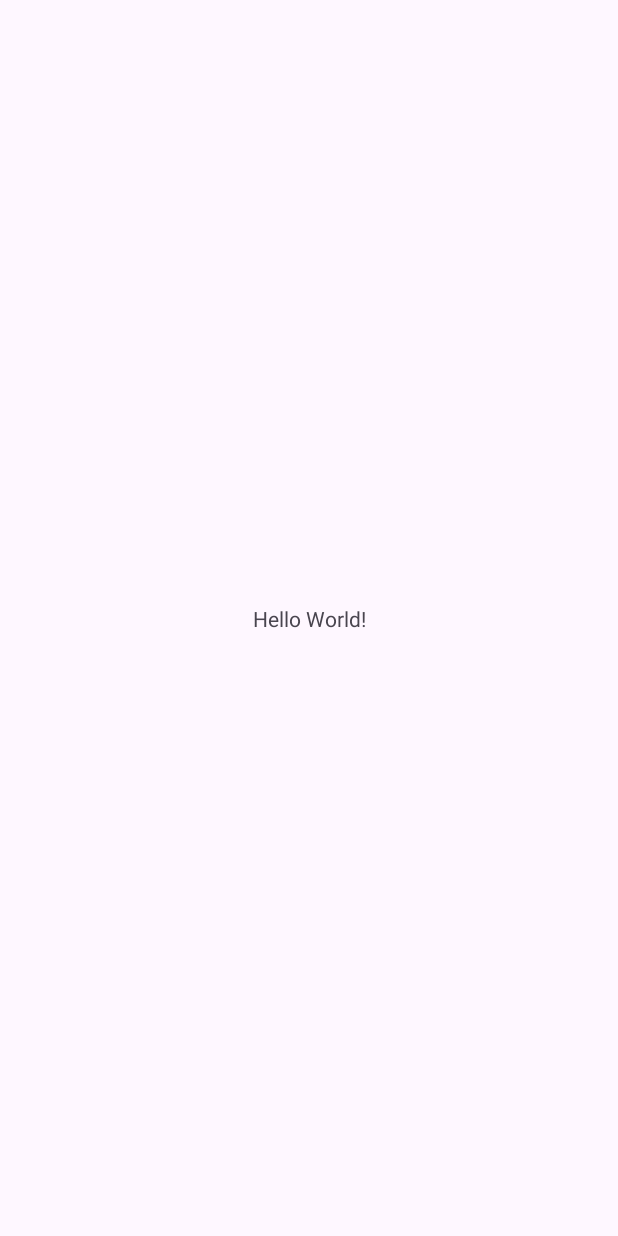
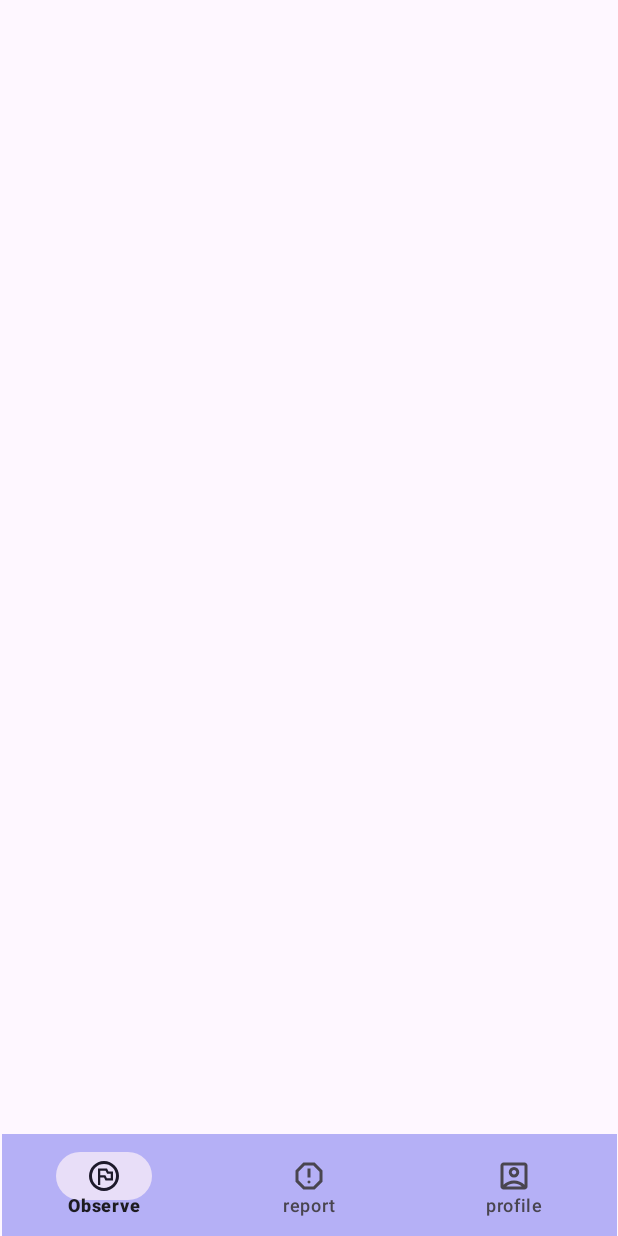
Before and after one commit to AttilaFadlanPatra/BajakLautSomalia, an Android app: the screen it shows after launch (MainActivity), on a phone screen of 412 x 824 dp. Before the commit the screen is almost empty. Run offline under Robolectric (Android 15) with nearby library versions, the phone set to English and light mode, and no system bars.

Commit message:
tommy: membuat fragment home

```diff
--- /dev/null
+++ b/program/SecurityKelautan/app/src/main/res/drawable/account_box_icon.xml
@@ -0,0 +1,9 @@
+<vector xmlns:android="http://schemas.android.com/apk/res/android"
+    android:width="24dp"
+    android:height="24dp"
+    android:viewportWidth="960"
+    android:viewportHeight="960">
+  <path
+      android:pathData="M200,714q54,-53 125.5,-83.5T480,600q83,0 154.5,30.5T760,714v-514L200,200v514ZM480,520q58,0 99,-41t41,-99q0,-58 -41,-99t-99,-41q-58,0 -99,41t-41,99q0,58 41,99t99,41ZM200,840q-33,0 -56.5,-23.5T120,760v-560q0,-33 23.5,-56.5T200,120h560q33,0 56.5,23.5T840,200v560q0,33 -23.5,56.5T760,840L200,840ZM280,760h400v-10q-42,-35 -93,-52.5T480,680q-56,0 -107,17.5T280,750v10ZM480,440q-25,0 -42.5,-17.5T420,380q0,-25 17.5,-42.5T480,320q25,0 42.5,17.5T540,380q0,25 -17.5,42.5T480,440ZM480,457Z"
+      android:fillColor="@color/white"/>
+</vector>
--- a/program/SecurityKelautan/app/src/main/res/drawable/flag_circle_icon.xml
+++ b/program/SecurityKelautan/app/src/main/res/drawable/flag_circle_icon.xml
@@ -5,5 +5,5 @@
     android:viewportHeight="960">
   <path
       android:pathData="M320,720h60v-200h100l40,80h200v-240L600,360l-40,-80L320,280v440ZM557,540 L517,460L380,460v-120h143l40,80h97v120L557,540ZM480,880q-83,0 -156,-31.5T197,763q-54,-54 -85.5,-127T80,480q0,-83 31.5,-156T197,197q54,-54 127,-85.5T480,80q83,0 156,31.5T763,197q54,54 85.5,127T880,480q0,83 -31.5,156T763,763q-54,54 -127,85.5T480,880ZM480,800q134,0 227,-93t93,-227q0,-134 -93,-227t-227,-93q-134,0 -227,93t-93,227q0,134 93,227t227,93ZM480,480Z"
-      android:fillColor="#5f6368"/>
+      android:fillColor="@color/white"/>
 </vector>
--- a/program/SecurityKelautan/app/src/main/res/drawable/report_icon.xml
+++ b/program/SecurityKelautan/app/src/main/res/drawable/report_icon.xml
@@ -5,5 +5,5 @@
     android:viewportHeight="960">
   <path
       android:pathData="M480,680q17,0 28.5,-11.5T520,640q0,-17 -11.5,-28.5T480,600q-17,0 -28.5,11.5T440,640q0,17 11.5,28.5T480,680ZM440,520h80v-240h-80v240ZM330,840 L120,630v-300l210,-210h300l210,210v300L630,840L330,840ZM364,760h232l164,-164v-232L596,200L364,200L200,364v232l164,164ZM480,480Z"
-      android:fillColor="#5f6368"/>
+      android:fillColor="@color/white"/>
 </vector>
--- a/program/SecurityKelautan/app/src/main/res/layout/activity_main.xml
+++ b/program/SecurityKelautan/app/src/main/res/layout/activity_main.xml
@@ -7,13 +7,23 @@
     android:layout_height="match_parent"
     tools:context=".MainActivity">
 
-    <TextView
-        android:layout_width="wrap_content"
-        android:layout_height="wrap_content"
-        android:text="Hello World!"
+    <com.google.android.material.bottomnavigation.BottomNavigationView
+        android:id="@+id/bottomNavigationView"
+        android:layout_width="410dp"
+        android:layout_height="68dp"
+        android:background="@color/blue"
         app:layout_constraintBottom_toBottomOf="parent"
         app:layout_constraintEnd_toEndOf="parent"
         app:layout_constraintStart_toStartOf="parent"
-        app:layout_constraintTop_toTopOf="parent" />
+        app:menu="@menu/bottom_nav_menu" />
 
+    <FrameLayout
+        android:layout_width="409dp"
+        android:layout_height="661dp"
+        app:layout_constraintBottom_toTopOf="@+id/bottomNavigationView"
+        app:layout_constraintEnd_toEndOf="parent"
+        app:layout_constraintStart_toStartOf="parent"
+        app:layout_constraintTop_toTopOf="parent">
+
+    </FrameLayout>
 </androidx.constraintlayout.widget.ConstraintLayout>
--- a/program/SecurityKelautan/app/src/main/res/layout/fragment_register.xml
+++ b/program/SecurityKelautan/app/src/main/res/layout/fragment_register.xml
@@ -70,12 +70,13 @@
         android:layout_width="306dp"
         android:layout_height="49dp"
         android:layout_marginStart="16dp"
+        android:layout_marginTop="16dp"
         android:layout_marginEnd="16dp"
         android:text="continue"
         app:layout_constraintEnd_toEndOf="parent"
         app:layout_constraintHorizontal_bias="0.315"
         app:layout_constraintStart_toStartOf="parent"
-        tools:layout_editor_absoluteY="483dp" />
+        app:layout_constraintTop_toBottomOf="@+id/textInputLayout3" />
 
     <TextView
         android:id="@+id/textView5"
@@ -99,6 +100,7 @@
         app:layout_constraintTop_toBottomOf="@+id/textInputLayout" />
 
     <com.google.android.material.textfield.TextInputLayout
+        android:id="@+id/textInputLayout3"
         android:layout_width="0dp"
         android:layout_height="wrap_content"
         android:layout_marginStart="32dp"
--- /dev/null
+++ b/program/SecurityKelautan/app/src/main/res/menu/bottom_nav_menu.xml
@@ -0,0 +1,13 @@
+<?xml version="1.0" encoding="utf-8"?>
+<menu xmlns:android="http://schemas.android.com/apk/res/android">
+
+    <item android:id="@+id/pengawasan_icon"
+        android:icon="@drawable/flag_circle_icon"
+        android:title="@string/observe"/>
+    <item android:id="@+id/report_icon"
+        android:icon="@drawable/report_icon"
+        android:title="@string/report"/>
+    <item android:id="@+id/profile_icon"
+        android:icon="@drawable/account_box_icon"
+        android:title="@string/profile"/>
+</menu>
--- a/program/SecurityKelautan/app/src/main/res/values/colors.xml
+++ b/program/SecurityKelautan/app/src/main/res/values/colors.xml
@@ -2,4 +2,6 @@
 <resources>
     <color name="black">#FF000000</color>
     <color name="white">#FFFFFFFF</color>
+    <color name="blue">#B5B0F6</color>
+
 </resources>
--- a/program/SecurityKelautan/app/src/main/res/values/strings.xml
+++ b/program/SecurityKelautan/app/src/main/res/values/strings.xml
@@ -2,4 +2,8 @@
     <string name="app_name">SecurityKelautan</string>
     <!-- TODO: Remove or change this placeholder text -->
     <string name="hello_blank_fragment">Hello blank fragment</string>
+    <string name="pengawasan_icon">pengawasan icon</string>
+    <string name="observe">Observe</string>
+    <string name="report">report</string>
+    <string name="profile">profile</string>
 </resources>
```
Also changed, not shown: program/SecurityKelautan/app/src/main/java/com/example/securitykelautan/FlagsFragment.kt (added, +59 -0 lines), program/SecurityKelautan/app/src/main/res/drawable/card_radius_bottomleft_bottomright.xml (added, +8 -0 lines), program/SecurityKelautan/app/src/main/res/layout/fragment_flags.xml (added, +14 -0 lines), program/SecurityKelautan/app/src/main/res/layout/pengawasan_card_top.xml (+25 -0 lines).
